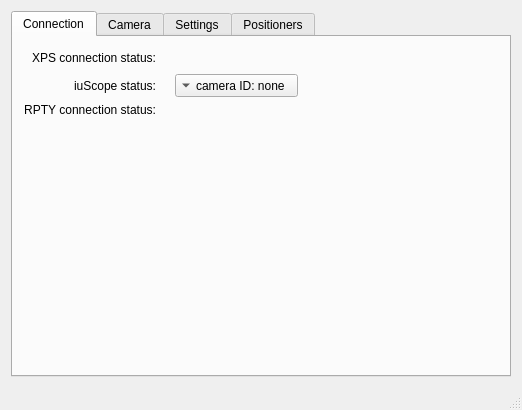
Before: the Qt Designer form GUI/mainwindow.ui in mvxe/MLA-CS, drawn with Qt 5.
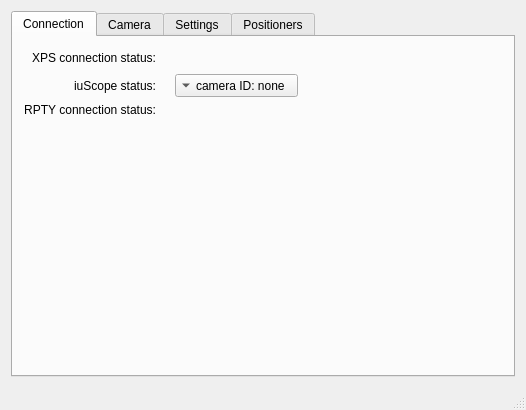
After: the same form once the commit is applied. Icons and pictures are not drawn. Custom widgets are drawn as their Qt base class.

Commit message: added qtcreator user config to gitignore

Patch:
```diff
--- a/GUI/mainwindow.ui
+++ b/GUI/mainwindow.ui
@@ -6,7 +6,7 @@
    <rect>
     <x>0</x>
     <y>0</y>
-    <width>522</width>
+    <width>526</width>
     <height>410</height>
    </rect>
   </property>
```
The commit also changes 1 other file.
